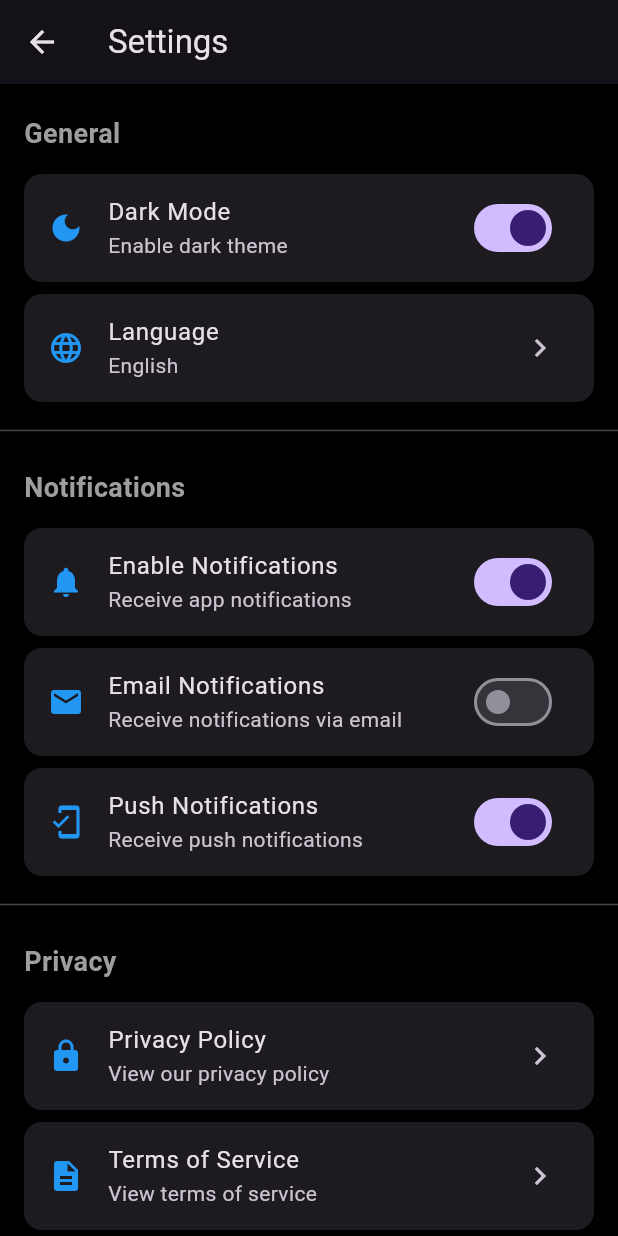
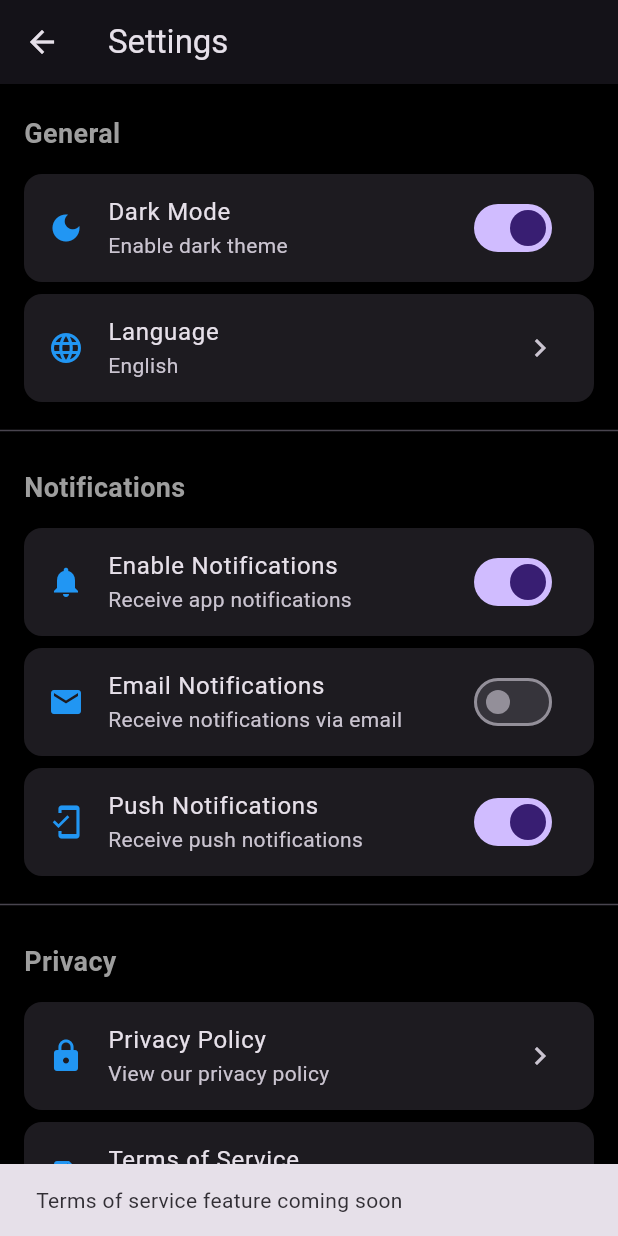
Before and after one commit to beetsolutions/veteran-app, a Flutter app: the SettingsScreen screen opened directly, after a tap on "Terms of Service", on a phone screen of 412 x 824 dp. Run offline on Flutter 3.47's test engine with Material 3 defaults, Android fonts, the phone set to English and light mode, and no system bars.

```diff
--- a/lib/screens/settings_screen.dart
+++ b/lib/screens/settings_screen.dart
@@ -9,7 +9,7 @@ class SettingsScreen extends StatefulWidget {
 
 class _SettingsScreenState extends State<SettingsScreen> {
   bool _notificationsEnabled = true;
-  bool _darkModeEnabled = true;
+  bool _darkModeEnabled = true; // Matches app's current dark theme
   bool _emailNotifications = false;
   bool _pushNotifications = true;
   String _selectedLanguage = 'English';
@@ -85,7 +85,11 @@ class _SettingsScreenState extends State<SettingsScreen> {
             title: 'Privacy Policy',
             subtitle: 'View our privacy policy',
             onTap: () {
-              // Navigate to privacy policy
+              ScaffoldMessenger.of(context).showSnackBar(
+                const SnackBar(
+                  content: Text('Privacy policy feature coming soon'),
+                ),
+              );
             },
           ),
           _buildListTile(
@@ -93,7 +97,11 @@ class _SettingsScreenState extends State<SettingsScreen> {
             title: 'Terms of Service',
             subtitle: 'View terms of service',
             onTap: () {
-              // Navigate to terms of service
+              ScaffoldMessenger.of(context).showSnackBar(
+                const SnackBar(
+                  content: Text('Terms of service feature coming soon'),
+                ),
+              );
             },
           ),
           const Divider(height: 30),
@@ -194,10 +202,12 @@ class _SettingsScreenState extends State<SettingsScreen> {
       value: language,
       groupValue: _selectedLanguage,
       onChanged: (value) {
-        setState(() {
-          _selectedLanguage = value!;
-        });
-        Navigator.of(context).pop();
+        if (value != null) {
+          setState(() {
+            _selectedLanguage = value;
+          });
+          Navigator.of(context).pop();
+        }
       },
     );
   }
```
